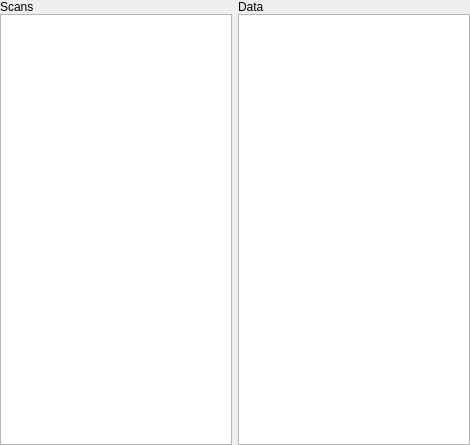
rwalroth/xdart, file xdart/experiments/ttheta_scan/gui/h5viewerUI.ui: the form before one commit.
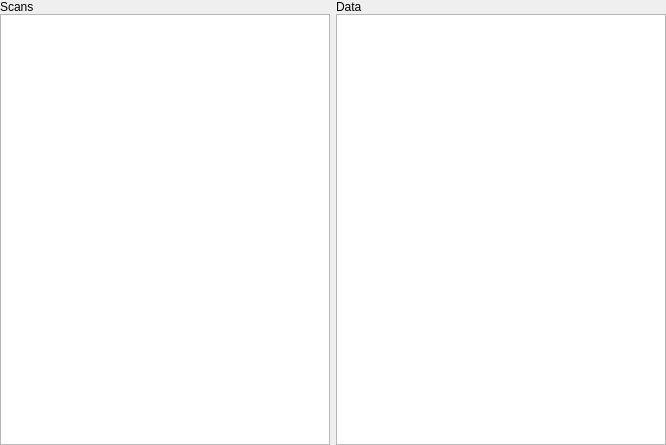
The form after the commit.

```diff
--- a/xdart/experiments/ttheta_scan/gui/h5viewerUI.ui
+++ b/xdart/experiments/ttheta_scan/gui/h5viewerUI.ui
@@ -6,7 +6,7 @@
    <rect>
     <x>0</x>
     <y>0</y>
-    <width>470</width>
+    <width>666</width>
     <height>445</height>
    </rect>
   </property>
```
Left out of the diff: 40 changed lines with no effect on the pictures.
